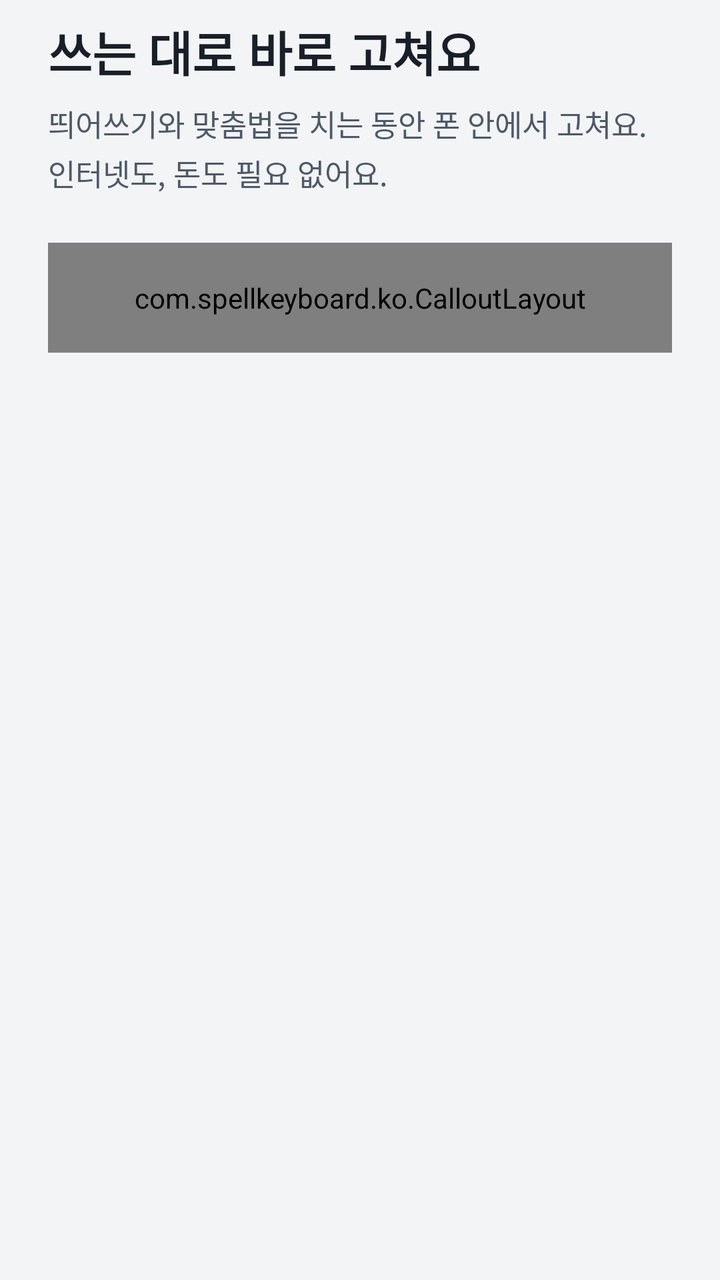
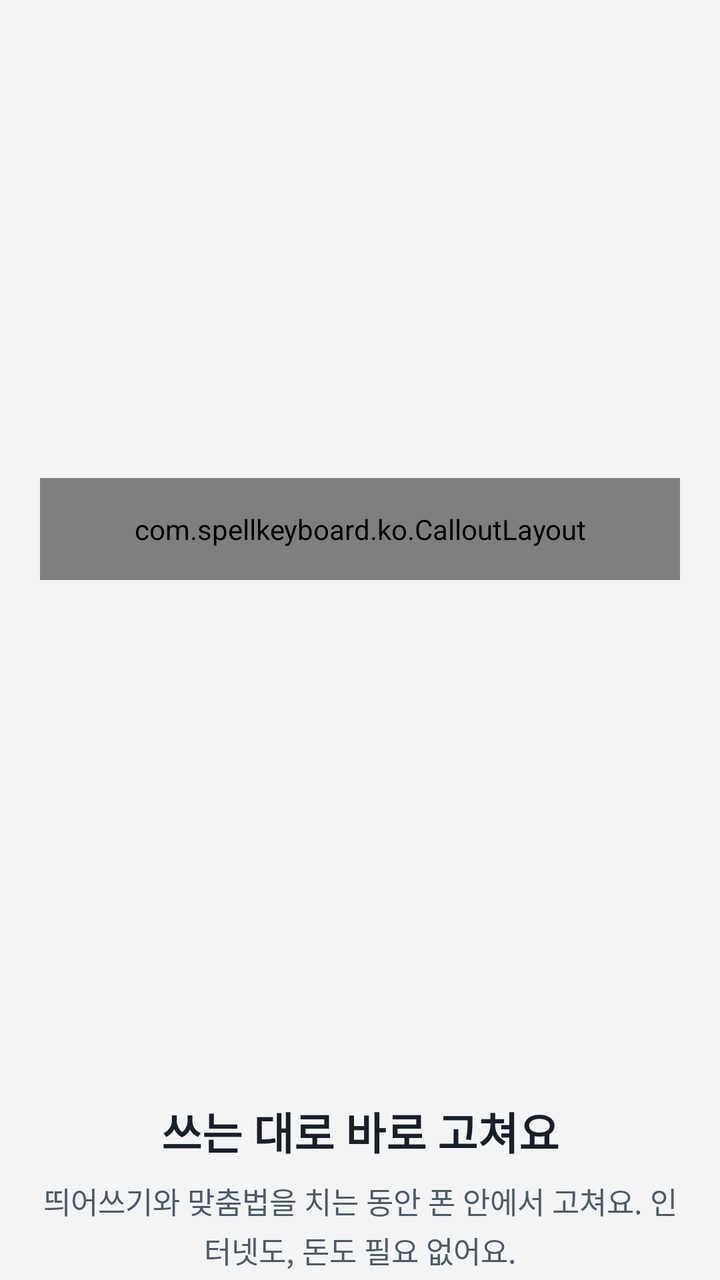

Compare the two renders of this Android layout. The source of the first and the diff that turns it into the second are given below.
<!-- AndroidManifest.xml: application theme Theme.SpellKeyboard -->
<!-- res/layout/onboarding_page_correct.xml -->
<?xml version="1.0" encoding="utf-8"?>
<ScrollView xmlns:android="http://schemas.android.com/apk/res/android"
    android:layout_width="match_parent"
    android:layout_height="match_parent"
    android:fillViewport="true"
    android:scrollbars="none">

    <LinearLayout
        android:layout_width="match_parent"
        android:layout_height="wrap_content"
        android:orientation="vertical"
        android:paddingHorizontal="24dp"
        android:paddingTop="8dp"
        android:paddingBottom="16dp">

        <TextView style="@style/GuideTitle" android:text="@string/guide1_title" />
        <TextView style="@style/GuideSub" android:text="@string/guide1_sub" />

        <com.spellkeyboard.ko.CalloutLayout
            android:id="@+id/page_callout"
            android:layout_width="match_parent"
            android:layout_height="wrap_content"
            android:layout_marginTop="24dp"
            android:background="@drawable/bg_card"
            android:padding="18dp">

            <LinearLayout
                android:layout_width="match_parent"
                android:layout_height="wrap_content"
                android:orientation="vertical">

                <TextView
                    android:layout_width="wrap_content"
                    android:layout_height="wrap_content"
                    android:text="@string/guide1_typed_caption"
                    android:textColor="@color/toss_text3"
                    android:textSize="12sp" />

                <TextView
                    android:layout_width="match_parent"
                    android:layout_height="wrap_content"
                    android:layout_marginTop="6dp"
                    android:background="@drawable/bg_input"
                    android:padding="12dp"
                    android:text="@string/guide1_typed"
                    android:textColor="@color/toss_text2"
                    android:textSize="15sp" />

                <TextView
                    android:layout_width="match_parent"
                    android:layout_height="wrap_content"
                    android:layout_marginVertical="4dp"
                    android:gravity="center"
                    android:text="↓"
                    android:textColor="@color/toss_blue"
                    android:textSize="20sp"
                    android:textStyle="bold" />

                <TextView
                    android:id="@+id/demo_fixed"
                    android:layout_width="match_parent"
                    android:layout_height="wrap_content"
                    android:background="@drawable/bg_badge"
                    android:padding="12dp"
                    android:text="@string/guide1_fixed"
                    android:textColor="@color/toss_blue"
                    android:textSize="15sp"
                    android:textStyle="bold" />

                <TextView
                    android:id="@+id/label_fixed"
                    style="@style/GuideLabel"
                    android:layout_marginStart="48dp"
                    android:layout_marginTop="22dp"
                    android:text="@string/guide1_label_fixed" />

                <include
                    layout="@layout/guide_mock_toolbar"
                    android:layout_width="match_parent"
                    android:layout_height="wrap_content"
                    android:layout_marginTop="28dp" />

                <TextView
                    android:id="@+id/label_live"
                    style="@style/GuideLabel"
                    android:layout_gravity="end"
                    android:layout_marginStart="72dp"
                    android:layout_marginTop="22dp"
                    android:text="@string/guide1_label_live" />
            </LinearLayout>
        </com.spellkeyboard.ko.CalloutLayout>
    </LinearLayout>
</ScrollView>
<!-- res/layout/guide_mock_toolbar.xml (included above) -->
<?xml version="1.0" encoding="utf-8"?>
<LinearLayout xmlns:android="http://schemas.android.com/apk/res/android"
    android:layout_width="match_parent"
    android:layout_height="wrap_content"
    android:orientation="horizontal">

    <FrameLayout style="@style/MockKeyCell">
        <TextView android:id="@+id/mock_collapse" style="@style/MockKey" android:background="@null" android:text="▲" android:textSize="9sp" />
    </FrameLayout>
    <FrameLayout style="@style/MockKeyCell">
        <TextView android:id="@+id/mock_emoji" style="@style/MockKey" android:text="☺︎" android:textSize="15sp" android:textStyle="normal" />
    </FrameLayout>
    <FrameLayout style="@style/MockKeyCell">
        <TextView android:id="@+id/mock_all" style="@style/MockKey" android:text="ALL" />
    </FrameLayout>
    <FrameLayout style="@style/MockKeyCell">
        <ImageView
            android:id="@+id/mock_clip"
            android:layout_width="34dp"
            android:layout_height="34dp"
            android:layout_gravity="center"
            android:background="@drawable/bg_mock_key"
            android:contentDescription="@null"
            android:padding="9dp"
            android:src="@drawable/ic_clipboard"
            android:tint="@color/toss_text" />
    </FrameLayout>
    <FrameLayout style="@style/MockKeyCell">
        <TextView android:id="@+id/mock_live" style="@style/MockKey" android:background="@drawable/bg_avatar" android:text="LIVE" android:textColor="#FFFFFF" />
    </FrameLayout>
    <FrameLayout style="@style/MockKeyCell">
        <TextView android:id="@+id/mock_translate" style="@style/MockKey" android:text="번역" />
    </FrameLayout>
    <FrameLayout style="@style/MockKeyCell">
        <TextView android:id="@+id/mock_settings" style="@style/MockKey" android:text="⚙︎" android:textSize="15sp" android:textStyle="normal" />
    </FrameLayout>
</LinearLayout>
<!-- resources referenced by this layout -->
<resources>
  <color name="toss_blue">#3182F6</color>
  <color name="toss_text">#191F28</color>
  <color name="toss_text2">#4E5968</color>
  <color name="toss_text3">#8B95A1</color>
  <!-- drawable bg_avatar (drawable) -->
  <?xml version="1.0" encoding="utf-8"?>
  <shape xmlns:android="http://schemas.android.com/apk/res/android" android:shape="oval">
      <solid android:color="@color/toss_blue" />
  </shape>
  <!-- drawable bg_badge (drawable) -->
  <?xml version="1.0" encoding="utf-8"?>
  <shape xmlns:android="http://schemas.android.com/apk/res/android" android:shape="rectangle">
      <solid android:color="@color/toss_blue_light" />
      <corners android:radius="10dp" />
  </shape>
  <!-- drawable bg_card (drawable) -->
  <?xml version="1.0" encoding="utf-8"?>
  <shape xmlns:android="http://schemas.android.com/apk/res/android" android:shape="rectangle">
      <solid android:color="@color/toss_card" />
      <corners android:radius="20dp" />
  </shape>
  <!-- drawable bg_input (drawable) -->
  <?xml version="1.0" encoding="utf-8"?>
  <shape xmlns:android="http://schemas.android.com/apk/res/android" android:shape="rectangle">
      <solid android:color="@color/toss_fill" />
      <corners android:radius="14dp" />
  </shape>
  <!-- drawable bg_mock_key (drawable) -->
  <?xml version="1.0" encoding="utf-8"?>
  <shape xmlns:android="http://schemas.android.com/apk/res/android" android:shape="oval">
      <solid android:color="@color/toss_fill_pressed" />
  </shape>
  <!-- drawable ic_clipboard (drawable) -->
  <?xml version="1.0" encoding="utf-8"?>
  <vector xmlns:android="http://schemas.android.com/apk/res/android"
      android:width="24dp"
      android:height="24dp"
      android:viewportWidth="24"
      android:viewportHeight="24">
  
      <path
          android:pathData="M3.8,8 A3,3 0 0 1 6.8,5 L8.8,5 L8.8,3.2 A1.2,1.2 0 0 1 10,2 L13.9,2 A1.2,1.2 0 0 1 15.1,3.2 L15.1,5 L17.2,5 A3,3 0 0 1 20.2,8 L20.2,18.4 A3,3 0 0 1 17.2,21.4 L6.8,21.4 A3,3 0 0 1 3.8,18.4 Z"
          android:fillColor="#00000000"
          android:strokeColor="#000000"
          android:strokeWidth="1.8"
          android:strokeLineCap="round"
          android:strokeLineJoin="round" />
  </vector>
  <string name="guide1_fixed">걱정 안 해도 돼요 우리도 할 수 있어</string>
  <string name="guide1_label_fixed">스페이스를 누를 때마다 앞말을 바로 고쳐요</string>
  <string name="guide1_label_live">자판 위 LIVE 가 파랗게 차 있으면 켜진 거예요. 누르면 끄고 켤 수 있어요</string>
  <string name="guide1_sub">띄어쓰기와 맞춤법을 치는 동안 폰 안에서 고쳐요. 인터넷도, 돈도 필요 없어요.</string>
  <string name="guide1_title">쓰는 대로 바로 고쳐요</string>
  <string name="guide1_typed">걱정안해도되요 우리도 할수있어</string>
  <string name="guide1_typed_caption">이렇게 쳐도</string>
  <style name="GuideTitle">
          <item name="android:layout_width">match_parent</item>
          <item name="android:layout_height">wrap_content</item>
          <item name="android:textColor">@color/toss_text</item>
          <item name="android:textSize">24sp</item>
          <item name="android:textStyle">bold</item>
      </style>
  <style name="MockKey">
          <item name="android:layout_width">34dp</item>
          <item name="android:layout_height">34dp</item>
          <item name="android:layout_gravity">center</item>
          <item name="android:background">@drawable/bg_mock_key</item>
          <item name="android:gravity">center</item>
          <item name="android:textColor">@color/toss_text</item>
          <item name="android:textSize">10sp</item>
          <item name="android:textStyle">bold</item>
      </style>
  <style name="MockKeyCell">
          <item name="android:layout_width">0dp</item>
          <item name="android:layout_height">wrap_content</item>
          <item name="android:layout_weight">1</item>
      </style>
  <color name="toss_blue_light">#E8F3FF</color>
  <color name="toss_card">#FFFFFF</color>
  <color name="toss_fill">#F2F4F6</color>
  <color name="toss_fill_pressed">#E5E8EB</color>
  <color name="toss_bg">#F2F4F6</color>
  <!-- unchanged entries left out for length: 3 -->
</resources>

<!-- the commit's change to res/layout/onboarding_page_correct.xml (unified diff, before → after) -->
@@ -9,123 +9,85 @@
         android:layout_width="match_parent"
         android:layout_height="wrap_content"
         android:orientation="vertical"
-        android:paddingHorizontal="24dp"
-        android:paddingTop="8dp"
-        android:paddingBottom="16dp">
+        android:paddingHorizontal="20dp"
+        android:paddingBottom="4dp">
 
-        <TextView style="@style/GuideTitle" android:text="@string/guide1_title" />
-        <TextView style="@style/GuideSub" android:text="@string/guide1_sub" />
+        <FrameLayout
+            android:layout_width="match_parent"
+            android:layout_height="0dp"
+            android:layout_weight="1">
 
-        <com.spellkeyboard.ko.CalloutLayout
-            android:id="@+id/page_callout"
-            android:layout_width="match_parent"
-            android:layout_height="wrap_content"
-            android:layout_marginTop="24dp"
-            android:background="@drawable/bg_card"
-            android:padding="18dp">
-
-            <LinearLayout
+            <com.spellkeyboard.ko.CalloutLayout
+                android:id="@+id/page_callout"
                 android:layout_width="match_parent"
                 android:layout_height="wrap_content"
-                android:orientation="vertical">
+                android:layout_gravity="center_vertical"
+                android:layout_marginVertical="8dp"
+                android:background="@drawable/bg_card"
+                android:padding="16dp">
 
-                <TextView
-                    android:layout_width="wrap_content"
-                    android:layout_height="wrap_content"
-                    android:text="@string/guide1_typed_caption"
-                    android:textColor="@color/toss_text3"
-                    android:textSize="12sp" />
-
-                <TextView
+                <LinearLayout
                     android:layout_width="match_parent"
                     android:layout_height="wrap_content"
-                    android:layout_marginTop="6dp"
-                    android:background="@drawable/bg_input"
-                    android:padding="12dp"
-                    android:text="@string/guide1_typed"
-                    android:textColor="@color/toss_text2"
-                    android:textSize="15sp" />
+                    android:orientation="vertical">
 
-                <TextView
-                    android:layout_width="match_parent"
-                    android:layout_height="wrap_content"
-                    android:layout_marginVertical="4dp"
-                    android:gravity="center"
-                    android:text="↓"
-                    android:textColor="@color/toss_blue"
-                    android:textSize="20sp"
-                    android:textStyle="bold" />
+                    <TextView
+                        android:layout_width="wrap_content"
+                        android:layout_height="wrap_content"
+                        android:text="@string/guide1_typed_caption"
+                        android:textColor="@color/toss_text3"
+                        android:textSize="12sp" />
 
-                <TextView
-                    android:id="@+id/demo_fixed"
-                    android:layout_width="match_parent"
-                    android:layout_height="wrap_content"
-                    android:background="@drawable/bg_badge"
-                    android:padding="12dp"
-                    android:text="@string/guide1_fixed"
-                    android:textColor="@color/toss_blue"
-                    android:textSize="15sp"
-                    android:textStyle="bold" />
+                    <TextView
+                        android:layout_width="match_parent"
+                        android:layout_height="wrap_content"
+                        android:layout_marginTop="6dp"
+                        android:background="@drawable/bg_input"
+                        android:padding="12dp"
+                        android:text="@string/guide1_typed"
+                        android:textColor="@color/toss_text2"
+                        android:textSize="15sp" />
 
-                <TextView
-                    android:id="@+id/label_fixed"
-                    style="@style/GuideLabel"
-                    android:layout_marginStart="48dp"
-                    android:layout_marginTop="22dp"
-                    android:text="@string/guide1_label_fixed" />
+                    <TextView
+                        android:layout_width="match_parent"
+                        android:layout_height="wrap_content"
+                        android:layout_marginVertical="2dp"
+                        android:gravity="center"
+                        android:text="↓"
+                        android:textColor="@color/toss_blue"
+                        android:textSize="18sp"
+                        android:textStyle="bold" />
 
-                <include
-                    layout="@layout/guide_mock_toolbar"
-                    android:layout_width="match_parent"
-                    android:layout_height="wrap_content"
-                    android:layout_marginTop="28dp" />
+                    <TextView
+                        android:id="@+id/demo_fixed"
+                        android:layout_width="match_parent"
+                        android:layout_height="wrap_content"
+                        android:background="@drawable/bg_badge"
+                        android:padding="12dp"
+                        android:text="@string/guide1_fixed"
+                        android:textColor="@color/toss_blue"
+                        android:textSize="15sp"
+                        android:textStyle="bold" />
 
-                <TextView
-                    android:id="@+id/label_live"
-                    style="@style/GuideLabel"
-                    android:layout_gravity="end"
-                    android:layout_marginStart="72dp"
-                    android:layout_marginTop="22dp"
-                    android:text="@string/guide1_label_live" />
-            </LinearLayout>
-        </com.spellkeyboard.ko.CalloutLayout>
+                    <TextView
+                        android:id="@+id/label_fixed"
+                        style="@style/GuideLabel"
+                        android:layout_gravity="center_horizontal"
+                        android:layout_marginTop="18dp"
+                        android:text="@string/guide1_label_fixed" />
+                </LinearLayout>
+            </com.spellkeyboard.ko.CalloutLayout>
+        </FrameLayout>
+
+        <TextView
+            style="@style/GuideTitle"
+            android:layout_marginTop="20dp"
+            android:gravity="center"
+            android:text="@string/guide1_title" />
+
+        <TextView
+            style="@style/GuideSub"
+            android:gravity="center"
+            android:text="@string/guide1_sub" />
     </LinearLayout>
 </ScrollView>
-<!-- res/layout/guide_mock_toolbar.xml (included above) -->
-<?xml version="1.0" encoding="utf-8"?>
-<LinearLayout xmlns:android="http://schemas.android.com/apk/res/android"
-    android:layout_width="match_parent"
-    android:layout_height="wrap_content"
-    android:orientation="horizontal">
-
-    <FrameLayout style="@style/MockKeyCell">
-        <TextView android:id="@+id/mock_collapse" style="@style/MockKey" android:background="@null" android:text="▲" android:textSize="9sp" />
-    </FrameLayout>
-    <FrameLayout style="@style/MockKeyCell">
-        <TextView android:id="@+id/mock_emoji" style="@style/MockKey" android:text="☺︎" android:textSize="15sp" android:textStyle="normal" />
-    </FrameLayout>
-    <FrameLayout style="@style/MockKeyCell">
-        <TextView android:id="@+id/mock_all" style="@style/MockKey" android:text="ALL" />
-    </FrameLayout>
-    <FrameLayout style="@style/MockKeyCell">
-        <ImageView
-            android:id="@+id/mock_clip"
-            android:layout_width="34dp"
-            android:layout_height="34dp"
-            android:layout_gravity="center"
-            android:background="@drawable/bg_mock_key"
-            android:contentDescription="@null"
-            android:padding="9dp"
-            android:src="@drawable/ic_clipboard"
-            android:tint="@color/toss_text" />
-    </FrameLayout>
-    <FrameLayout style="@style/MockKeyCell">
-        <TextView android:id="@+id/mock_live" style="@style/MockKey" android:background="@drawable/bg_avatar" android:text="LIVE" android:textColor="#FFFFFF" />
-    </FrameLayout>
-    <FrameLayout style="@style/MockKeyCell">
-        <TextView android:id="@+id/mock_translate" style="@style/MockKey" android:text="번역" />
-    </FrameLayout>
-    <FrameLayout style="@style/MockKeyCell">
-        <TextView android:id="@+id/mock_settings" style="@style/MockKey" android:text="⚙︎" android:textSize="15sp" android:textStyle="normal" />
-    </FrameLayout>
-</LinearLayout>
<!-- resource entries referenced after the edit -->
@@ -4,11 +4,6 @@
   <color name="toss_text">#191F28</color>
   <color name="toss_text2">#4E5968</color>
   <color name="toss_text3">#8B95A1</color>
-  <!-- drawable bg_avatar (drawable) -->
-  <?xml version="1.0" encoding="utf-8"?>
-  <shape xmlns:android="http://schemas.android.com/apk/res/android" android:shape="oval">
-      <solid android:color="@color/toss_blue" />
-  </shape>
   <!-- drawable bg_badge (drawable) -->
   <?xml version="1.0" encoding="utf-8"?>
   <shape xmlns:android="http://schemas.android.com/apk/res/android" android:shape="rectangle">
@@ -27,30 +22,8 @@
       <solid android:color="@color/toss_fill" />
       <corners android:radius="14dp" />
   </shape>
-  <!-- drawable bg_mock_key (drawable) -->
-  <?xml version="1.0" encoding="utf-8"?>
-  <shape xmlns:android="http://schemas.android.com/apk/res/android" android:shape="oval">
-      <solid android:color="@color/toss_fill_pressed" />
-  </shape>
-  <!-- drawable ic_clipboard (drawable) -->
-  <?xml version="1.0" encoding="utf-8"?>
-  <vector xmlns:android="http://schemas.android.com/apk/res/android"
-      android:width="24dp"
-      android:height="24dp"
-      android:viewportWidth="24"
-      android:viewportHeight="24">
-  
-      <path
-          android:pathData="M3.8,8 A3,3 0 0 1 6.8,5 L8.8,5 L8.8,3.2 A1.2,1.2 0 0 1 10,2 L13.9,2 A1.2,1.2 0 0 1 15.1,3.2 L15.1,5 L17.2,5 A3,3 0 0 1 20.2,8 L20.2,18.4 A3,3 0 0 1 17.2,21.4 L6.8,21.4 A3,3 0 0 1 3.8,18.4 Z"
-          android:fillColor="#00000000"
-          android:strokeColor="#000000"
-          android:strokeWidth="1.8"
-          android:strokeLineCap="round"
-          android:strokeLineJoin="round" />
-  </vector>
   <string name="guide1_fixed">걱정 안 해도 돼요 우리도 할 수 있어</string>
   <string name="guide1_label_fixed">스페이스를 누를 때마다 앞말을 바로 고쳐요</string>
-  <string name="guide1_label_live">자판 위 LIVE 가 파랗게 차 있으면 켜진 거예요. 누르면 끄고 켤 수 있어요</string>
   <string name="guide1_sub">띄어쓰기와 맞춤법을 치는 동안 폰 안에서 고쳐요. 인터넷도, 돈도 필요 없어요.</string>
   <string name="guide1_title">쓰는 대로 바로 고쳐요</string>
   <string name="guide1_typed">걱정안해도되요 우리도 할수있어</string>
@@ -59,28 +32,12 @@
           <item name="android:layout_width">match_parent</item>
           <item name="android:layout_height">wrap_content</item>
           <item name="android:textColor">@color/toss_text</item>
-          <item name="android:textSize">24sp</item>
+          <item name="android:textSize">22sp</item>
           <item name="android:textStyle">bold</item>
-      </style>
-  <style name="MockKey">
-          <item name="android:layout_width">34dp</item>
-          <item name="android:layout_height">34dp</item>
-          <item name="android:layout_gravity">center</item>
-          <item name="android:background">@drawable/bg_mock_key</item>
-          <item name="android:gravity">center</item>
-          <item name="android:textColor">@color/toss_text</item>
-          <item name="android:textSize">10sp</item>
-          <item name="android:textStyle">bold</item>
-      </style>
-  <style name="MockKeyCell">
-          <item name="android:layout_width">0dp</item>
-          <item name="android:layout_height">wrap_content</item>
-          <item name="android:layout_weight">1</item>
       </style>
   <color name="toss_blue_light">#E8F3FF</color>
   <color name="toss_card">#FFFFFF</color>
   <color name="toss_fill">#F2F4F6</color>
-  <color name="toss_fill_pressed">#E5E8EB</color>
   <color name="toss_bg">#F2F4F6</color>
   <!-- unchanged entries left out for length: 3 -->
 </resources>
